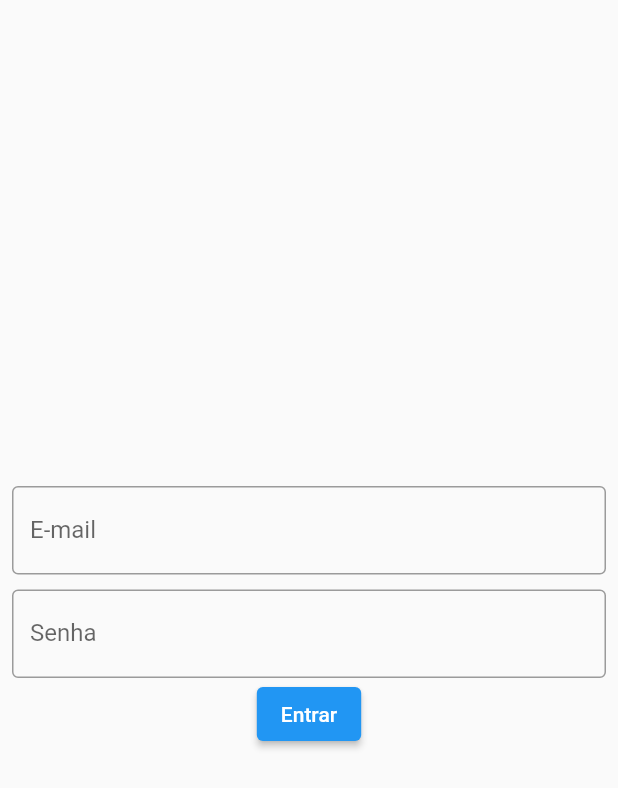
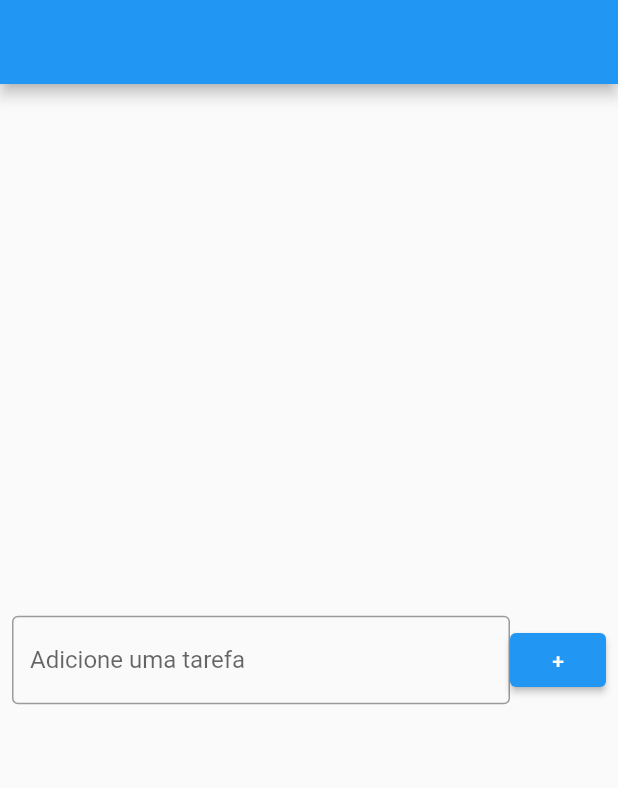
Before and after one commit to RamiroCyber/estudo-flutter, a Flutter app: the screen it shows after launch, on a phone screen of 412 x 824 dp. Shown: the top 788 px of the screen. Run offline on Flutter 3.47's test engine with Material 2 defaults, Android fonts, the phone set to English and light mode, and no system bars.

Commit message:
tela todo

```diff
--- a/lib/main.dart
+++ b/lib/main.dart
@@ -1,6 +1,7 @@
 
 import 'package:flutter/material.dart';
-import 'package:todolist/views/todo_page.dart';
+import 'package:todolist/views/login/login.dart';
+import 'package:todolist/views/todoList/todo_list.dart';
 
 void main(){
   runApp(const MyApp());
@@ -12,7 +13,7 @@ class MyApp extends StatelessWidget {
   @override
   Widget build(BuildContext context) {
     return  MaterialApp(
-      home: TodoPage() ,
+      home: TodoList() ,
     );
   }
 }
--- a/lib/views/todo_page.dart
+++ b/lib/views/login/login.dart
@@ -1,7 +1,7 @@
 import 'package:flutter/material.dart';
 
-class TodoPage extends StatelessWidget {
-  TodoPage({Key? key}) : super(key: key);
+class Login extends StatelessWidget {
+  Login({Key? key}) : super(key: key);
 
   final TextEditingController emailController = TextEditingController();
 
@@ -36,7 +36,7 @@ class TodoPage extends StatelessWidget {
                   border: OutlineInputBorder(),
                 ),
               ),
-               ElevatedButton(
+              ElevatedButton(
                 onPressed: login,
                 child: Text("Entrar"),
               )
@@ -46,6 +46,7 @@ class TodoPage extends StatelessWidget {
       ),
     );
   }
+
   void login() {
     String email = emailController.text;
     String senha = passwordController.text;
--- /dev/null
+++ b/lib/views/todoList/todo_list.dart
@@ -0,0 +1,33 @@
+import 'package:flutter/material.dart';
+
+class TodoList extends StatelessWidget {
+  const TodoList({Key? key}) : super(key: key);
+
+  @override
+  Widget build(BuildContext context) {
+    return Scaffold(
+      appBar: AppBar(),
+      body: Padding(
+        padding: const EdgeInsets.all(8.0),
+        child: Center(
+          child: Row(
+            children: [
+              Expanded(
+                child: TextField(
+                  decoration: InputDecoration(
+                      border: OutlineInputBorder(),
+                      labelText: "Adicione uma tarefa",
+                      hintText: "Ex. Limpar a casa"),
+                ),
+              ),
+              ElevatedButton(
+                onPressed: () {},
+                child: Text("+"),
+              )
+            ],
+          ),
+        ),
+      ),
+    );
+  }
+}
```
